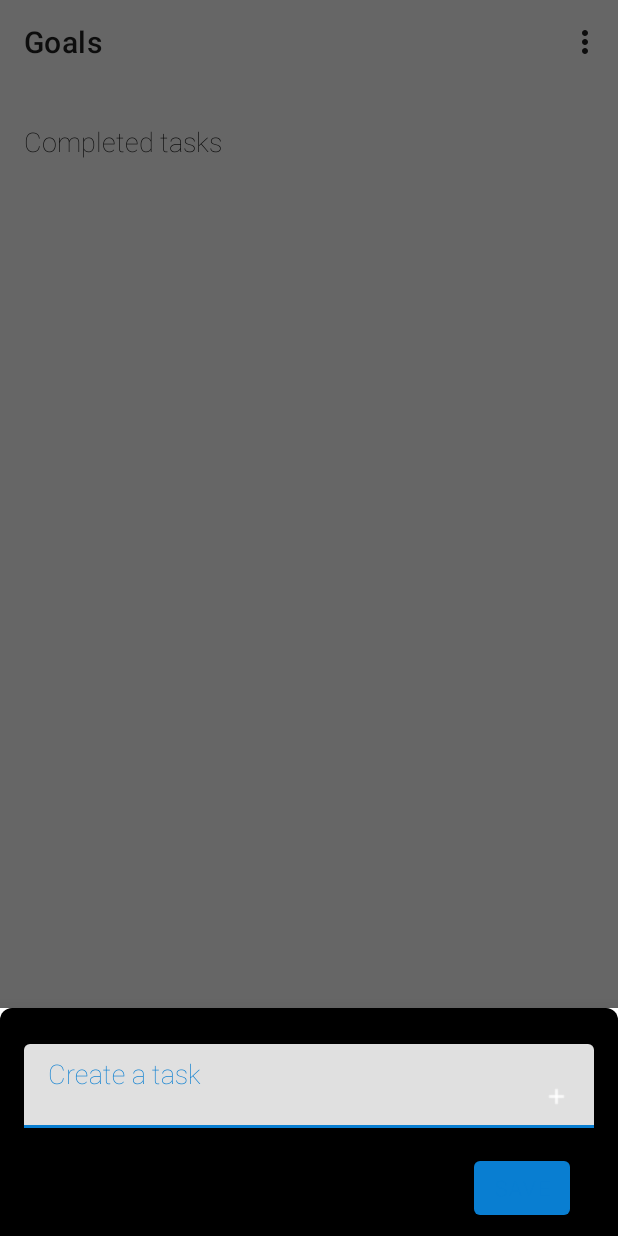
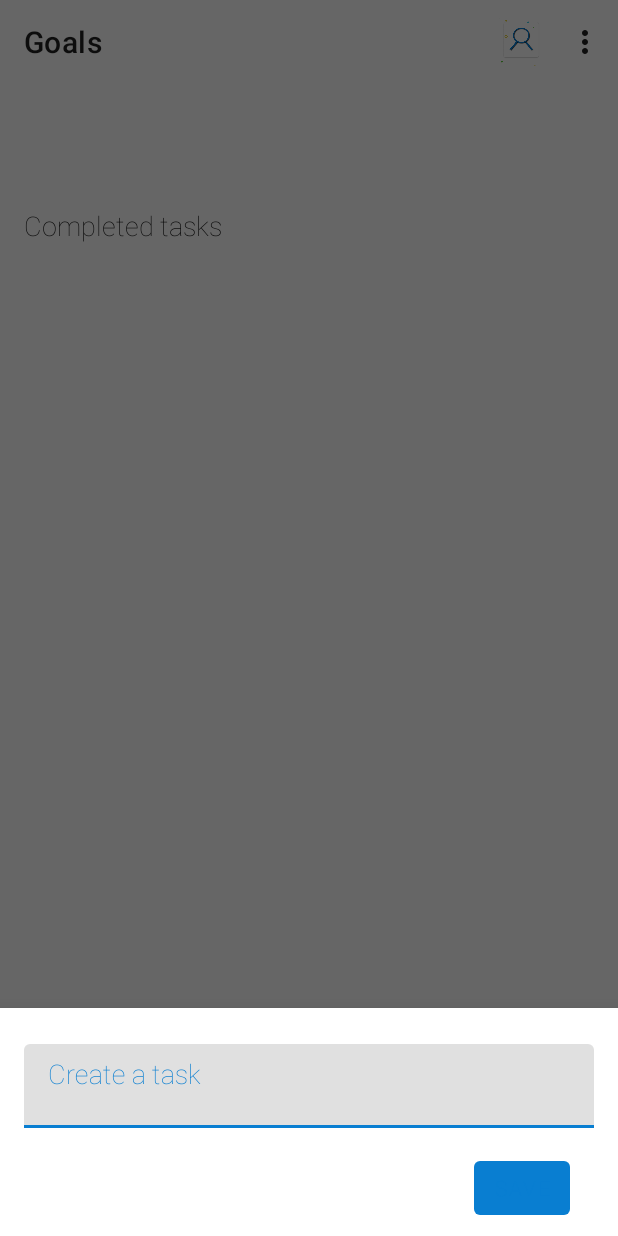
Before and after one commit to DhruvamSharma/Udacity-Capstone, an Android app: the fragment MainActivityBottomSheetFragment placed in its activity, on a phone screen of 412 x 824 dp. Run offline under Robolectric (Android 15) with nearby library versions, the phone set to English and light mode, and no system bars; our stand-ins replace AdMob; libraries missing offline, so code that uses them is left out: com.facebook.stetho, org.parceler; 2 statements that could not run were skipped.

Commit message:
New icon added

```diff
--- a/AndroidProject/app/src/main/java/com/udafil/dhruvamsharma/udacity_capstone/ui_controller/MainActivity.java
+++ b/AndroidProject/app/src/main/java/com/udafil/dhruvamsharma/udacity_capstone/ui_controller/MainActivity.java
@@ -42,7 +42,6 @@ import androidx.annotation.NonNull;
 import androidx.appcompat.app.AppCompatActivity;
 import androidx.appcompat.widget.Toolbar;
 import androidx.constraintlayout.widget.ConstraintLayout;
-import androidx.coordinatorlayout.widget.CoordinatorLayout;
 import androidx.lifecycle.LiveData;
 import androidx.lifecycle.Observer;
 import androidx.recyclerview.widget.DividerItemDecoration;
@@ -97,7 +96,6 @@ public class MainActivity extends AppCompatActivity
     Toolbar myToolbar;
 
     Bundle saveInstanceState;
-    CoordinatorLayout mMainActivityBackgroundLayout;
 
 
     /**
@@ -153,6 +151,11 @@ public class MainActivity extends AppCompatActivity
 
         }
 
+
+
+
+
+
         setUpTaskRecyclerView();
         setUpListRecyclerView();
         setupCompletedTaskRecyclerView();
@@ -195,7 +198,6 @@ public class MainActivity extends AppCompatActivity
         bottomSheet = findViewById(R.id.activity_main_bottom_sheet_bs);
         //List Name Text View
         mCompletedTextLabel = findViewById(R.id.completed_task_text_view_tv);
-        mMainActivityBackgroundLayout = findViewById(R.id.main_activity_background_layout);
 
     }
 
@@ -480,17 +482,14 @@ public class MainActivity extends AppCompatActivity
             @Override
             public void onChanged(final java.util.List<Task> tasks) {
 
+
+
                     runOnUiThread(new Runnable() {
                         @Override
                         public void run() {
 
                             Log.e("onTaskRetrieved", "retrieving from live data " + isCompleted);
 
-                            if(tasks.isEmpty()) {
-                               mMainActivityBackgroundLayout.setBackgroundResource(R.drawable.no_tasks_white);
-                            } else {
-                                mMainActivityBackgroundLayout.setBackgroundColor(getResources().getColor(android.R.color.background_light));
-                            }
                             onTaskRetrieved(isCompleted, tasks);
 
                         }
@@ -700,7 +699,7 @@ public class MainActivity extends AppCompatActivity
             }
 
         }
-        return true;
+        return super.onOptionsItemSelected(item);
     }
 
     @Override
--- a/AndroidProject/app/src/main/res/drawable/bottom_sheet_background.xml
+++ b/AndroidProject/app/src/main/res/drawable/bottom_sheet_background.xml
@@ -5,5 +5,5 @@
         android:topLeftRadius="@dimen/bottom_sheet_corner_radius"
         android:topRightRadius="@dimen/bottom_sheet_corner_radius" />
     <padding android:top="@dimen/bottom_sheet_top_padding" />
-    <solid android:color="@android:color/black" />
+    <solid android:color="@android:color/background_light" />
 </shape>
--- a/AndroidProject/app/src/main/res/layout/activity_main.xml
+++ b/AndroidProject/app/src/main/res/layout/activity_main.xml
@@ -4,7 +4,6 @@
     xmlns:tools="http://schemas.android.com/tools"
     android:layout_width="match_parent"
     android:layout_height="match_parent"
-    android:id="@+id/main_activity_background_layout"
     android:background="@android:color/background_light"
     tools:context=".ui_controller.MainActivity">
 
@@ -17,20 +16,12 @@
         android:theme="@style/ThemeOverlay.AppCompat.ActionBar"
         app:popupTheme="@style/ThemeOverlay.AppCompat.Light">
 
-        <TextView
-            android:id="@+id/toolbar_title"
-            android:layout_width="wrap_content"
-            android:layout_height="wrap_content"
-            android:textColor="@android:color/black"
-            style="@style/TextAppearance.AppCompat.Title"
-            android:layout_gravity="center"
-            />
-
     </androidx.appcompat.widget.Toolbar>
 
     <ScrollView
         android:layout_width="match_parent"
         android:layout_height="wrap_content"
+        android:layout_marginTop="?android:attr/actionBarSize"
         app:layout_anchor="@id/my_toolbar"
         app:layout_anchorGravity="bottom|bottom">
 
--- a/AndroidProject/app/src/main/res/layout/activity_main_bottom_sheet_fragment.xml
+++ b/AndroidProject/app/src/main/res/layout/activity_main_bottom_sheet_fragment.xml
@@ -25,7 +25,12 @@
         app:layout_constraintStart_toStartOf="parent"
         app:layout_constraintTop_toTopOf="parent">
 
-
+        <!--<TextView
+            android:layout_width="wrap_content"
+            android:layout_height="wrap_content"
+            android:text="@string/your_lists_label"
+            android:textColor="@color/colorAccent"
+            style="@style/HeadingTextStyle"/> -->
 
     </LinearLayout>
 
--- a/AndroidProject/app/src/main/res/layout/activity_main_new_task_bottom_sheet_fragment.xml
+++ b/AndroidProject/app/src/main/res/layout/activity_main_new_task_bottom_sheet_fragment.xml
@@ -25,9 +25,7 @@
         <com.google.android.material.textfield.TextInputEditText
             android:id="@+id/main_activity_bottom_sheet_edit_task_et"
             android:layout_width="match_parent"
-            android:drawableEnd="@drawable/round_add_white_18dp"
-            android:drawableRight="@drawable/round_add_white_18dp"
-            android:textColor="@android:color/white"
+            android:textColor="@android:color/black"
             android:layout_height="wrap_content" />
 
     </com.google.android.material.textfield.TextInputLayout>
--- a/AndroidProject/app/src/main/res/layout/activity_main_single_list_layout.xml
+++ b/AndroidProject/app/src/main/res/layout/activity_main_single_list_layout.xml
@@ -11,6 +11,6 @@
         android:id="@+id/list_layout_text_main_activity_list_tv"
         android:layout_width="wrap_content"
         android:layout_height="wrap_content"
-        style="@style/TaskTextStyleDark" />
+        style="@style/TaskTextStyle" />
 
 </androidx.constraintlayout.widget.ConstraintLayout>
--- a/AndroidProject/app/src/main/res/menu/main_activity_menu.xml
+++ b/AndroidProject/app/src/main/res/menu/main_activity_menu.xml
@@ -8,7 +8,8 @@
     <item
         android:id="@+id/action_my_points"
         android:title="@string/menu_points_label"
-        app:showAsAction="never"/>
+        app:showAsAction="ifRoom"
+        android:icon="@drawable/score_points"/>
 
     <item
         android:id="@+id/action_list_update"
--- a/AndroidProject/app/src/main/res/values/strings.xml
+++ b/AndroidProject/app/src/main/res/values/strings.xml
@@ -22,6 +22,7 @@
     <string name="menu_update_list_label">Update this List</string>
     <string name="new_task_hint">Create a task</string>
     <string name="save_button_label">Save</string>
+    <string name="your_lists_label">Your Lists</string>
 
 
 </resources>
```
Also changed, not shown: AndroidProject/pointslib/src/main/res/drawable/score_points.png.
